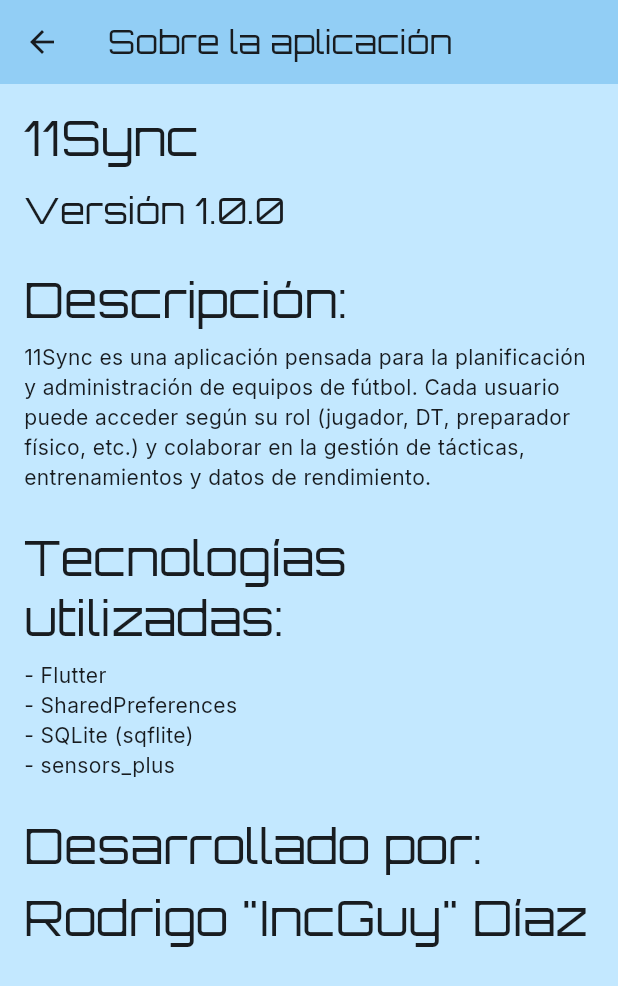
After one commit to InkGuyDev/eleven_sync, a Flutter app: the AboutScreen screen opened directly, on a phone screen of 412 x 824 dp. The commit adds this screen. Shown: the top 986 px of the screen. Run offline on Flutter 3.47's test engine with Material 3 defaults, Android fonts, the phone set to English and light mode, and no system bars; our stand-ins replace google_fonts, sensors_plus, shared_preferences, sqflite; accounts and stored records are empty.

Commit message:
commit 4

```diff
--- /dev/null
+++ b/lib/pages/about.dart
@@ -0,0 +1,60 @@
+// Pantalla de información sobre la aplicación 11Sync
+import 'package:flutter/material.dart';
+
+class AboutScreen extends StatelessWidget {
+  const AboutScreen({super.key});
+
+  @override
+  Widget build(BuildContext context) {
+    return Scaffold(
+      appBar: AppBar(
+        title: const Text('Sobre la aplicación'),
+        backgroundColor: Theme.of(context).colorScheme.inversePrimary,
+      ),
+      backgroundColor: Theme.of(context).colorScheme.secondaryFixed,
+      body: Padding(
+        padding: const EdgeInsets.all(16),
+        child: Column(
+          crossAxisAlignment: CrossAxisAlignment.start,
+          children: [
+            Text('11Sync', style: Theme.of(context).textTheme.headlineLarge),
+            SizedBox(height: 12),
+            Text(
+              'Versión 1.0.0',
+              style: Theme.of(context).textTheme.headlineSmall,
+            ),
+            SizedBox(height: 24),
+            Text(
+              'Descripción:',
+              style: Theme.of(context).textTheme.headlineLarge,
+            ),
+            SizedBox(height: 8),
+            Text(
+              '11Sync es una aplicación pensada para la planificación y administración de equipos de fútbol. Cada usuario puede acceder según su rol (jugador, DT, preparador físico, etc.) y colaborar en la gestión de tácticas, entrenamientos y datos de rendimiento.',
+            ),
+            SizedBox(height: 24),
+            Text(
+              'Tecnologías utilizadas:',
+              style: Theme.of(context).textTheme.headlineLarge,
+            ),
+            SizedBox(height: 8),
+            Text('- Flutter'),
+            Text('- SharedPreferences'),
+            Text('- SQLite (sqflite)'),
+            Text('- sensors_plus'),
+            SizedBox(height: 24),
+            Text(
+              'Desarrollado por:',
+              style: Theme.of(context).textTheme.headlineLarge,
+            ),
+            SizedBox(height: 8),
+            Text(
+              'Rodrigo "IncGuy" Díaz',
+              style: Theme.of(context).textTheme.headlineLarge,
+            ),
+          ],
+        ),
+      ),
+    );
+  }
+}
--- a/lib/pages/home_screen.dart
+++ b/lib/pages/home_screen.dart
@@ -50,7 +50,7 @@
 
 class _HomeScreenState extends State<HomeScreen> {
   final UserRole userRole = UserRole.jugador;
-  final String userName = '';
+  final String userName = 'Usuario';
 
   //_HomeScreenState({required this.userRole, required this.userName});
 
--- a/lib/pages/navigation_screen.dart
+++ b/lib/pages/navigation_screen.dart
@@ -1,3 +1,5 @@
+import 'package:eleven_sync/pages/about.dart';
+import 'package:eleven_sync/pages/nav_team.dart';
 import 'package:eleven_sync/pages/nav_trainings.dart';
 import 'package:flutter/material.dart';
 import 'package:eleven_sync/pages/player_stats.dart';
@@ -34,6 +36,10 @@
             const NavTrainings(),
           ),
           const SizedBox(height: 12),
+          _navButton(context, 'Equipo', Icons.group, const NavTeam()),
+          const SizedBox(height: 12),
+          _navButton(context, 'Sobre', Icons.info, const AboutScreen()),
+          const SizedBox(height: 12),
           _navButton(
             context,
             'Preferencias',
```
Also changed, not shown: lib/pages/nav_team.dart (added, +47 -0 lines), lib/pages/player_stats.dart (+7 -0 lines), lib/pages/preferences.dart (+92 -0 lines), lib/pages/tactics_screen.dart (+56 -40 lines).
